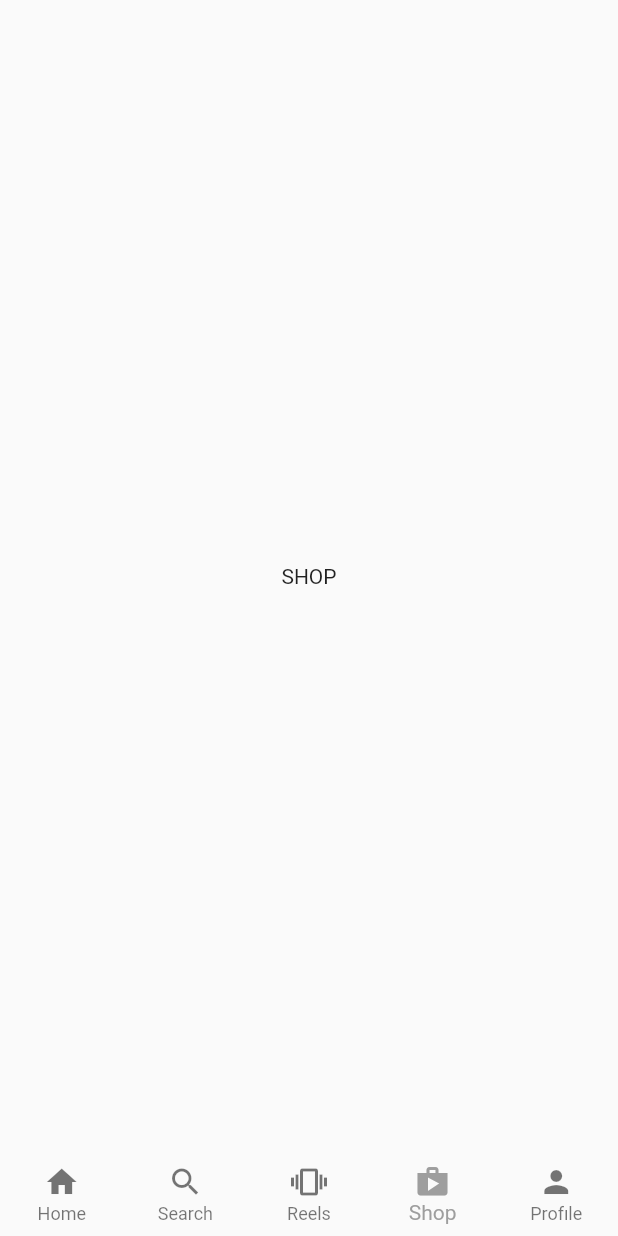
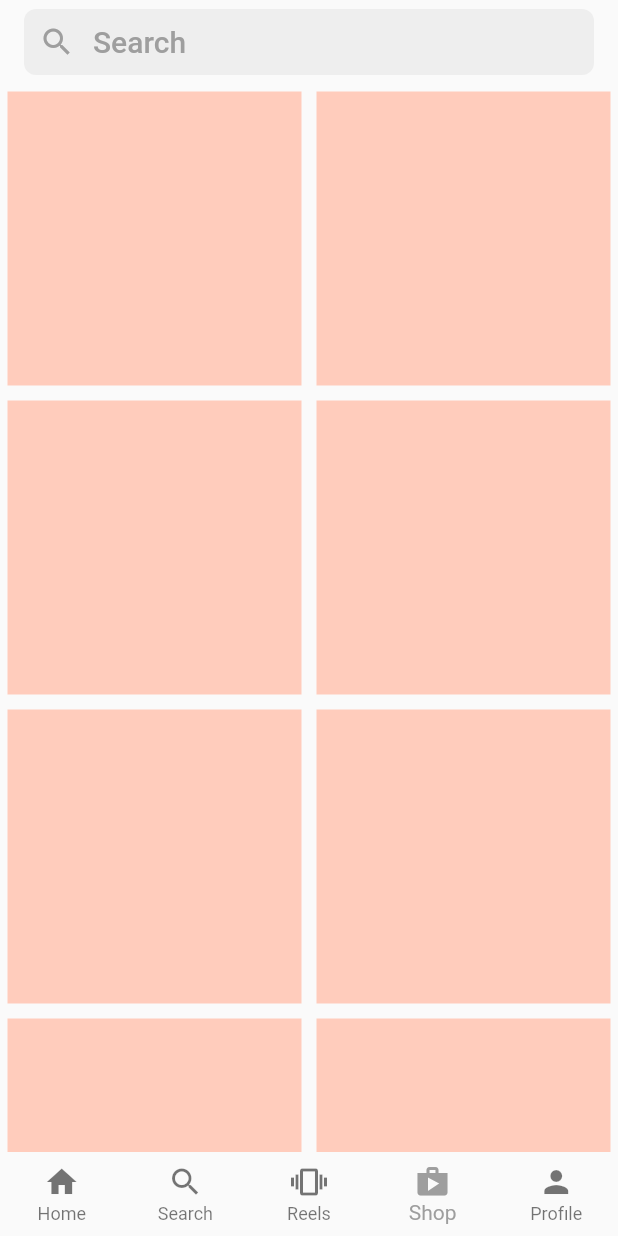
Before and after one commit to eminkartci/Flutter-Instagram-Clone, a Flutter app: the screen it shows after launch, item 4 of the bottom bar chosen, on a phone screen of 412 x 824 dp. Run offline on Flutter 3.47's test engine with Material 2 defaults, Android fonts, the light colour scheme and no system bars.

Commit message:
Shop Grid tamamlandı

```diff
--- a/instagram_clone_amean/lib/pages/shop.dart
+++ b/instagram_clone_amean/lib/pages/shop.dart
@@ -1,10 +1,42 @@
 import 'package:flutter/material.dart';
+import 'package:instagram_clone_amean/pages/util/explore_grid.dart';
+import 'package:instagram_clone_amean/pages/util/shop_grid.dart';
 
 class ShopPage extends StatelessWidget {
   const ShopPage({Key? key}) : super(key: key);
 
   @override
   Widget build(BuildContext context) {
-    return Scaffold(body: Center(child: Text("SHOP")));
+    return Scaffold(
+      appBar: AppBar(
+        backgroundColor: Colors.transparent,
+        elevation: 0,
+        title: ClipRRect(
+          borderRadius: BorderRadius.circular(8),
+          child: Container(
+            color: Colors.grey[200],
+            padding: EdgeInsets.all(10),
+            child: Row(
+              children: [
+                Icon(
+                  Icons.search,
+                  color: Colors.grey[500],
+                ),
+                SizedBox(
+                  width: 12,
+                ),
+                Container(
+                  child: Text(
+                    "Search",
+                    style: TextStyle(color: Colors.grey[500]),
+                  ),
+                )
+              ],
+            ),
+          ),
+        ),
+      ),
+      body: ShopGrid(),
+    );
   }
 }
--- /dev/null
+++ b/instagram_clone_amean/lib/pages/util/shop_grid.dart
@@ -0,0 +1,20 @@
+import 'package:flutter/material.dart';
+
+class ShopGrid extends StatelessWidget {
+  const ShopGrid({Key? key}) : super(key: key);
+
+  @override
+  Widget build(BuildContext context) {
+    return GridView.builder(
+      itemCount: 20,
+      gridDelegate:
+          SliverGridDelegateWithFixedCrossAxisCount(crossAxisCount: 2),
+      itemBuilder: (context, index) {
+        return Padding(
+          padding: const EdgeInsets.all(5),
+          child: Container(color: Colors.deepOrange[100]),
+        );
+      },
+    );
+  }
+}
```
